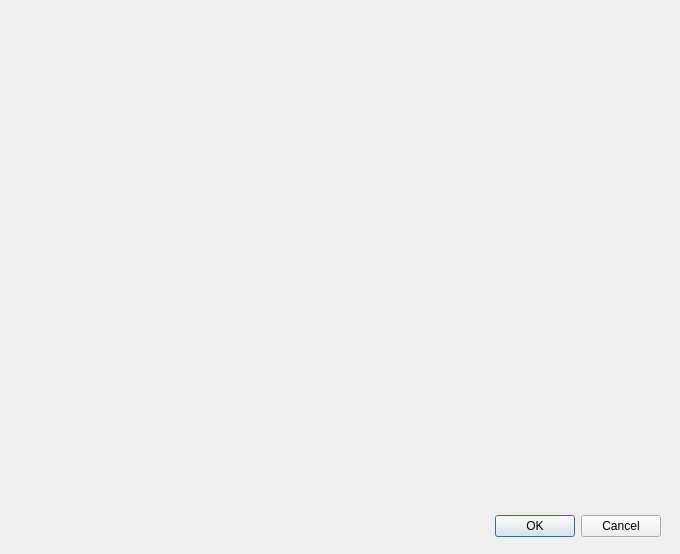
Qt form src/foraging_gui/AutoTrain.ui (AllenNeuralDynamics/dynamic-foraging-task) before a commit.
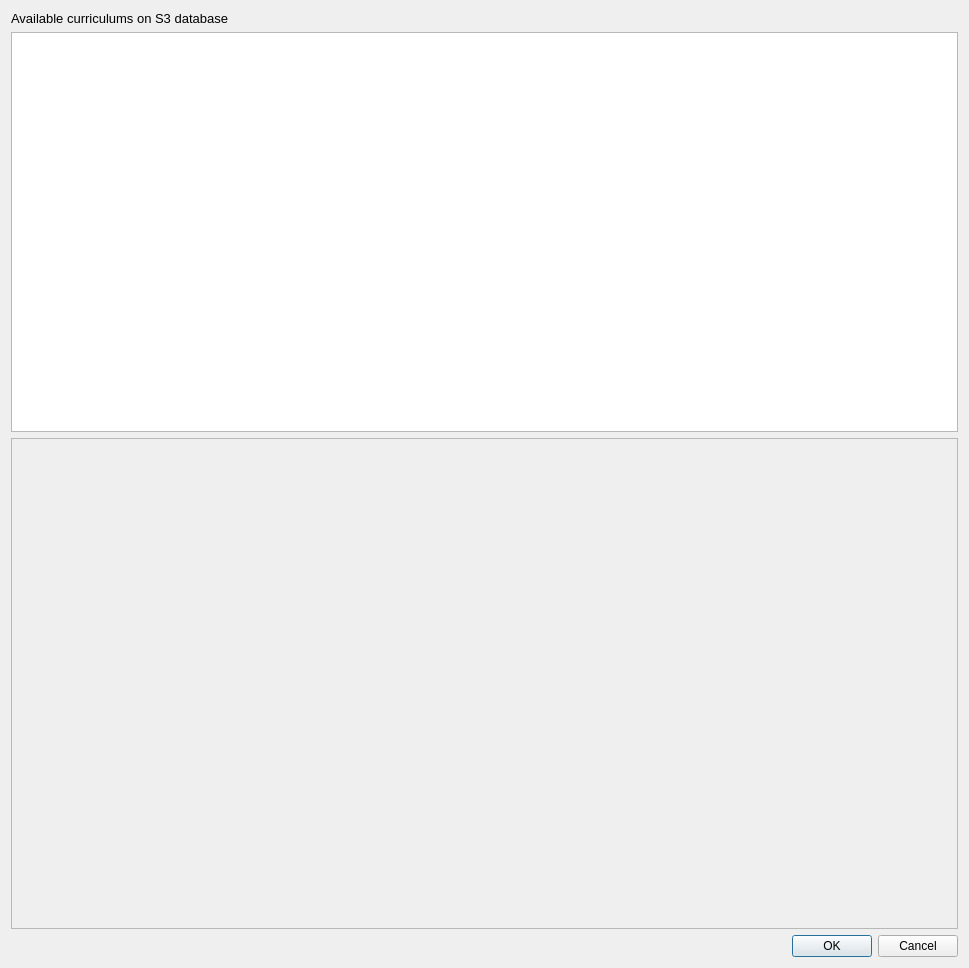
The same form after that commit.

Commit message: add AutoTrain dialog; show curriculum manager

What changed in the file:
```diff
--- a/src/foraging_gui/AutoTrain.ui
+++ b/src/foraging_gui/AutoTrain.ui
@@ -6,29 +6,95 @@
    <rect>
     <x>0</x>
     <y>0</y>
-    <width>680</width>
-    <height>554</height>
+    <width>969</width>
+    <height>968</height>
    </rect>
   </property>
   <property name="windowTitle">
    <string>Dialog</string>
   </property>
-  <widget class="QDialogButtonBox" name="buttonBox">
-   <property name="geometry">
-    <rect>
-     <x>320</x>
-     <y>510</y>
-     <width>341</width>
-     <height>32</height>
-    </rect>
-   </property>
-   <property name="orientation">
-    <enum>Qt::Horizontal</enum>
-   </property>
-   <property name="standardButtons">
-    <set>QDialogButtonBox::Cancel|QDialogButtonBox::Ok</set>
-   </property>
-  </widget>
+  <layout class="QVBoxLayout" name="verticalLayout_2">
+   <item>
+    <layout class="QVBoxLayout" name="verticalLayout">
+     <item>
+      <widget class="QLabel" name="label">
+       <property name="sizePolicy">
+        <sizepolicy hsizetype="Preferred" vsizetype="Fixed">
+         <horstretch>0</horstretch>
+         <verstretch>0</verstretch>
+        </sizepolicy>
+       </property>
+       <property name="font">
+        <font>
+         <pointsize>10</pointsize>
+        </font>
+       </property>
+       <property name="text">
+        <string>Available curriculums on S3 database</string>
+       </property>
+      </widget>
+     </item>
+     <item>
+      <widget class="QTableView" name="tableDfCurriculum">
+       <property name="minimumSize">
+        <size>
+         <width>0</width>
+         <height>200</height>
+        </size>
+       </property>
+       <property name="maximumSize">
+        <size>
+         <width>16777215</width>
+         <height>400</height>
+        </size>
+       </property>
+       <property name="selectionMode">
+        <enum>QAbstractItemView::SingleSelection</enum>
+       </property>
+       <property name="selectionBehavior">
+        <enum>QAbstractItemView::SelectRows</enum>
+       </property>
+      </widget>
+     </item>
+     <item>
+      <layout class="QHBoxLayout" name="horizontalLayout_diagram">
+       <item>
+        <widget class="QFrame" name="frame_diagram">
+         <property name="minimumSize">
+          <size>
+           <width>0</width>
+           <height>300</height>
+          </size>
+         </property>
+         <property name="maximumSize">
+          <size>
+           <width>16777215</width>
+           <height>900</height>
+          </size>
+         </property>
+         <property name="frameShape">
+          <enum>QFrame::StyledPanel</enum>
+         </property>
+         <property name="frameShadow">
+          <enum>QFrame::Raised</enum>
+         </property>
+        </widget>
+       </item>
+      </layout>
+     </item>
+    </layout>
+   </item>
+   <item>
+    <widget class="QDialogButtonBox" name="buttonBox">
+     <property name="orientation">
+      <enum>Qt::Horizontal</enum>
+     </property>
+     <property name="standardButtons">
+      <set>QDialogButtonBox::Cancel|QDialogButtonBox::Ok</set>
+     </property>
+    </widget>
+   </item>
+  </layout>
  </widget>
  <resources/>
  <connections>
```
The commit also changes 1 other file.
